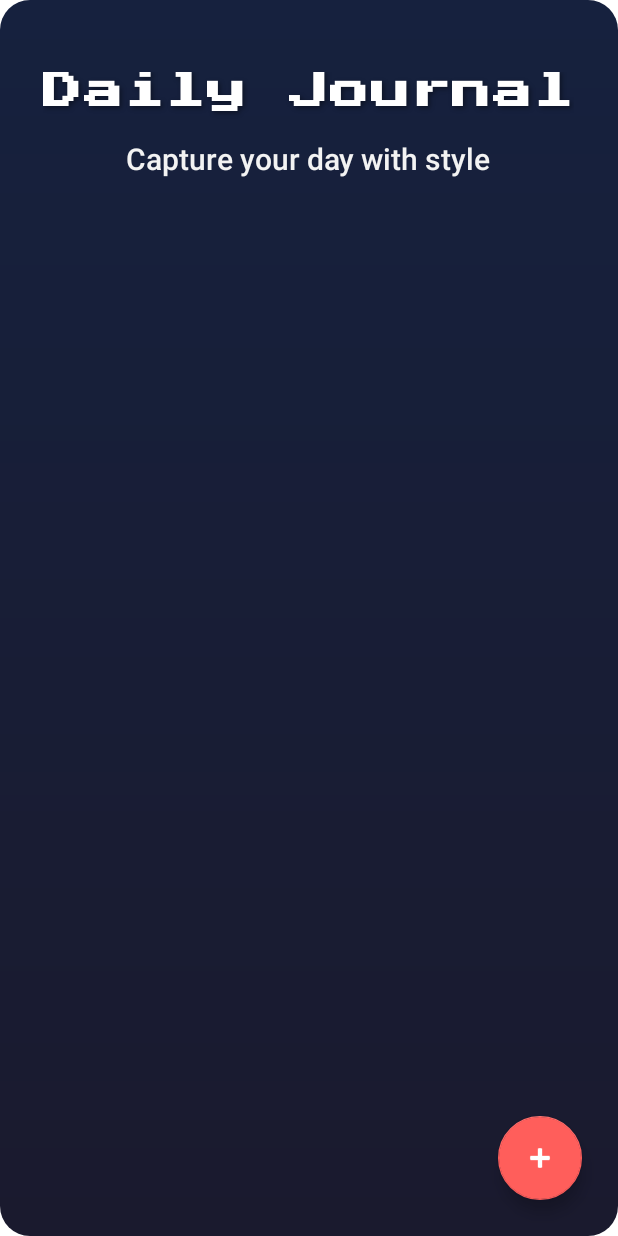
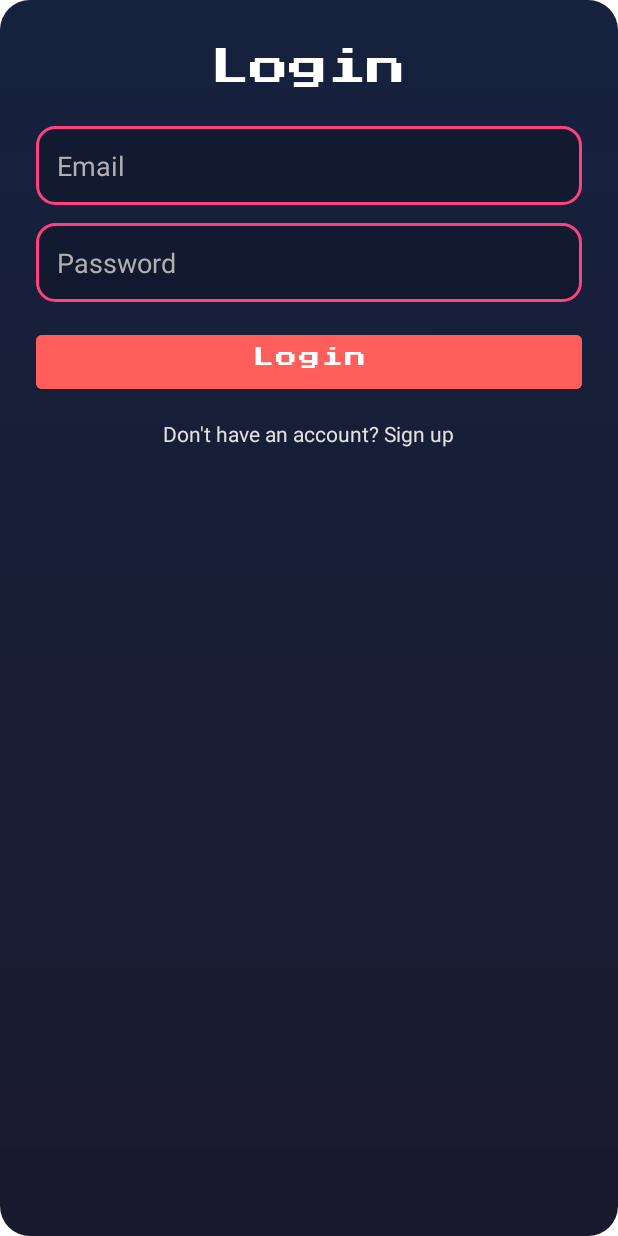
Before and after one commit to Shrinivas2708/Kotlin, an Android app: the screen it shows after launch (MainActivity before the commit, LoginActivity after it), on a phone screen of 412 x 824 dp. Run offline under Robolectric (Android 15) with nearby library versions, the phone set to English and light mode, and no system bars.

```diff
--- a/app/src/main/AndroidManifest.xml
+++ b/app/src/main/AndroidManifest.xml
@@ -12,6 +12,9 @@
         android:supportsRtl="true"
         android:theme="@style/Theme.Dailyjournal">
         <activity android:name=".BlogDetailActivity" />
+        <activity android:name=".SignupActivity"/>
+        <activity android:name=".LoginActivity"/>
+        <activity android:name=".ProfileActivity"/>
         <activity
             android:name=".MainActivity"
             android:exported="true">
--- /dev/null
+++ b/app/src/main/java/com/example/dailyjournal/LoginActivity.kt
@@ -0,0 +1,77 @@
+package com.example.dailyjournal
+
+import android.content.ClipboardManager
+import android.content.Context
+import android.content.Intent
+import android.os.AsyncTask
+import android.os.Bundle
+import android.widget.*
+import androidx.appcompat.app.AppCompatActivity
+import com.example.dailyjournal.network.NetworkUtils
+import org.json.JSONObject
+import kotlin.jvm.java
+
+class LoginActivity : AppCompatActivity() {
+    override fun onCreate(savedInstanceState: Bundle?) {
+        super.onCreate(savedInstanceState)
+        setContentView(R.layout.activity_login)
+
+        val etEmail = findViewById<EditText>(R.id.etEmail)
+        val etPassword = findViewById<EditText>(R.id.etPassword)
+        val btnLogin = findViewById<Button>(R.id.btnLogin)
+        val tvSignup = findViewById<TextView>(R.id.tvSignup)
+
+        // paste from clipboard helper
+        findViewById<TextView>(R.id.tvLoginTitle)?.setOnLongClickListener {
+            val cm = getSystemService(Context.CLIPBOARD_SERVICE) as ClipboardManager
+            val clip = cm.primaryClip
+            if (clip != null && clip.itemCount > 0) {
+                val text = clip.getItemAt(0).coerceToText(this).toString()
+                // basic parse: email:pass or email,password or JSON
+                if (text.contains(":")) {
+                    val parts = text.split(":")
+                    if (parts.size >= 2) {
+                        etEmail.setText(parts[0].trim())
+                        etPassword.setText(parts[1].trim())
+                        Toast.makeText(this, "Pasted credentials", Toast.LENGTH_SHORT).show()
+                    }
+                }
+            }
+            true
+        }
+
+        tvSignup.setOnClickListener { startActivity(Intent(this, SignupActivity::class.java)) }
+
+        btnLogin.setOnClickListener {
+            val email = etEmail.text.toString().trim()
+            val password = etPassword.text.toString().trim()
+            if (email.isBlank() || password.isBlank()) {
+                Toast.makeText(this, "Fill both fields", Toast.LENGTH_SHORT).show()
+                return@setOnClickListener
+            }
+            LoginTask(email, password).execute()
+        }
+    }
+
+    inner class LoginTask(private val email: String, private val password: String) : AsyncTask<Void, Void, JSONObject?>() {
+        override fun doInBackground(vararg params: Void?): JSONObject? {
+            return NetworkUtils.login(email, password)
+        }
+
+        override fun onPostExecute(result: JSONObject?) {
+            if (result != null && result.has("user")) {
+                val user = result.getJSONObject("user")
+                val prefs = getSharedPreferences("user", Context.MODE_PRIVATE)
+                prefs.edit()
+                    .putString("userId", user.optString("id"))
+                    .putString("userName", user.optString("name"))
+                    .putString("userEmail", user.optString("email"))
+                    .apply()
+                startActivity(Intent(this@LoginActivity, MainActivity::class.java))
+                finish()
+            } else {
+                Toast.makeText(this@LoginActivity, "Login failed", Toast.LENGTH_SHORT).show()
+            }
+        }
+    }
+}
--- a/app/src/main/java/com/example/dailyjournal/MainActivity.kt
+++ b/app/src/main/java/com/example/dailyjournal/MainActivity.kt
@@ -10,6 +10,7 @@ import android.view.LayoutInflater
 import android.view.View
 import android.widget.Button
 import android.widget.EditText
+import android.widget.ImageView
 import android.widget.LinearLayout
 import android.widget.Toast
 import androidx.appcompat.app.AlertDialog
@@ -28,6 +29,17 @@ class MainActivity : AppCompatActivity() {
     override fun onCreate(savedInstanceState: Bundle?) {
         super.onCreate(savedInstanceState)
         setContentView(R.layout.activity_main)
+        val prefs = getSharedPreferences("user", MODE_PRIVATE)
+        val userId = prefs.getString("userId", null)
+        if (userId.isNullOrEmpty()) {
+            startActivity(Intent(this, LoginActivity::class.java))
+            finish()
+            return
+        }
+        findViewById<ImageView>(R.id.btnProfile).setOnClickListener {
+            startActivity(Intent(this, ProfileActivity::class.java))
+        }
+
 //        setSupportActionBar(findViewById(R.id.toolbar))
 //        findViewById<MaterialToolbar>(R.id.toolbar).setOnMenuItemClickListener { item ->
 //            when (item.itemId) {
--- /dev/null
+++ b/app/src/main/res/layout/activity_login.xml
@@ -0,0 +1,67 @@
+<?xml version="1.0" encoding="utf-8"?>
+<ScrollView xmlns:android="http://schemas.android.com/apk/res/android"
+    android:background="@drawable/bg_gradient_retro"
+    android:layout_width="match_parent"
+    android:layout_height="match_parent"
+    android:padding="24dp">
+
+    <LinearLayout
+        android:layout_width="match_parent"
+        android:layout_height="wrap_content"
+        android:orientation="vertical"
+        android:gravity="center_horizontal">
+
+        <TextView
+            android:id="@+id/tvLoginTitle"
+            android:layout_width="wrap_content"
+            android:layout_height="wrap_content"
+            android:text="Login"
+            android:textSize="26sp"
+            android:fontFamily="@font/press_start_2p"
+            android:textColor="#FFFFFF"
+            android:layout_marginTop="8dp"
+            android:layout_marginBottom="16dp" />
+
+        <EditText
+            android:id="@+id/etEmail"
+            android:layout_width="match_parent"
+            android:layout_height="wrap_content"
+            android:hint="Email"
+            android:inputType="textEmailAddress"
+            android:background="@drawable/bg_input_field"
+            android:padding="14dp"
+            android:textColor="#FFFFFF"
+            android:textColorHint="#B0B0B0" />
+
+        <EditText
+            android:id="@+id/etPassword"
+            android:layout_width="match_parent"
+            android:layout_height="wrap_content"
+            android:hint="Password"
+            android:inputType="textPassword"
+            android:background="@drawable/bg_input_field"
+            android:padding="14dp"
+            android:layout_marginTop="12dp"
+            android:textColor="#FFFFFF"
+            android:textColorHint="#B0B0B0" />
+
+        <Button
+            android:id="@+id/btnLogin"
+            android:layout_width="match_parent"
+            android:layout_height="wrap_content"
+            android:text="Login"
+            android:textAllCaps="false"
+            android:layout_marginTop="16dp"
+            android:backgroundTint="#FF5E5B"
+            android:textColor="#FFFFFF"
+            android:fontFamily="@font/press_start_2p"/>
+
+        <TextView
+            android:id="@+id/tvSignup"
+            android:layout_width="wrap_content"
+            android:layout_height="wrap_content"
+            android:text="Don't have an account? Sign up"
+            android:textColor="#E0E0E0"
+            android:layout_marginTop="14dp" />
+    </LinearLayout>
+</ScrollView>
```
Also changed, not shown: app/src/main/java/com/example/dailyjournal/ProfileActivity.kt (added, +54 -0 lines), app/src/main/java/com/example/dailyjournal/SignupActivity.kt (added, +52 -0 lines), app/src/main/java/com/example/dailyjournal/network/NetworkUtils.kt (+85 -1 lines), app/src/main/res/drawable/ic_person.xml (added, +9 -0 lines), app/src/main/res/layout/activity_main.xml (+12 -1 lines), app/src/main/res/layout/activity_profile.xml (added, +43 -0 lines), app/src/main/res/layout/activity_signup.xml (added, +79 -0 lines).
